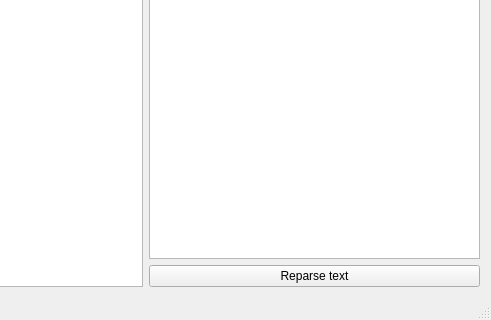
Old version of the form GraphicEditor/mainwindow.ui in the repository AdUki/GraphicEditor; both pictures show x 364 to 855 and y 296 to 616 of the 855 by 616 pixel window.
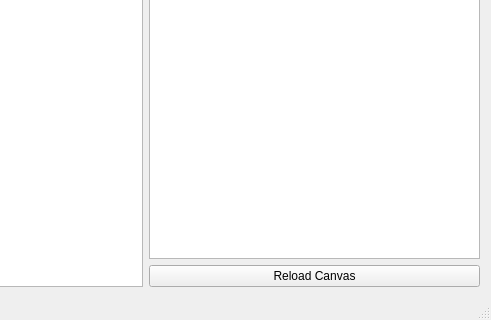
New version of the form.

Commit message: Pridanie testAllocator a zmena buttonu na "Reload Canvas"

What changed in the file:
```diff
--- a/GraphicEditor/mainwindow.ui
+++ b/GraphicEditor/mainwindow.ui
@@ -26,7 +26,7 @@
       <item>
        <widget class="QPushButton" name="reparseTextButton">
         <property name="text">
-         <string>Reparse text</string>
+         <string>Reload Canvas</string>
         </property>
        </widget>
       </item>
```
Left out of the diff: 2 changed lines with no effect on the pictures. The commit also changes 2 other files.
